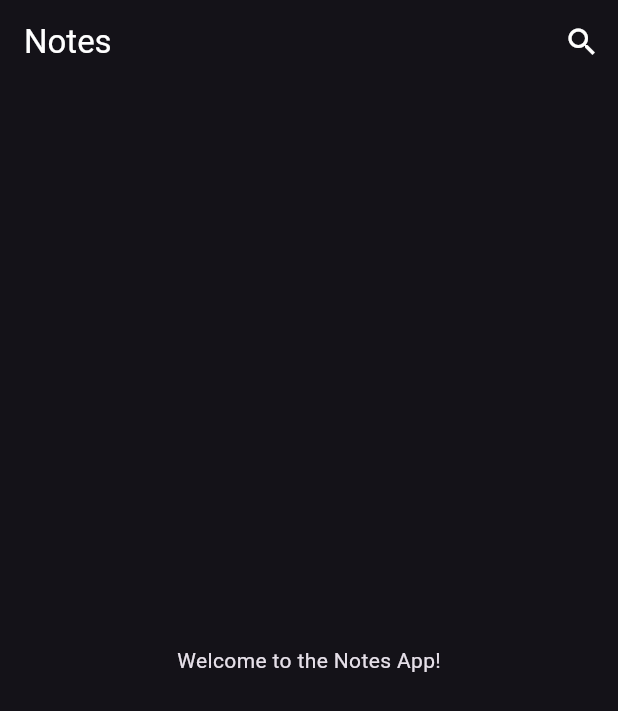
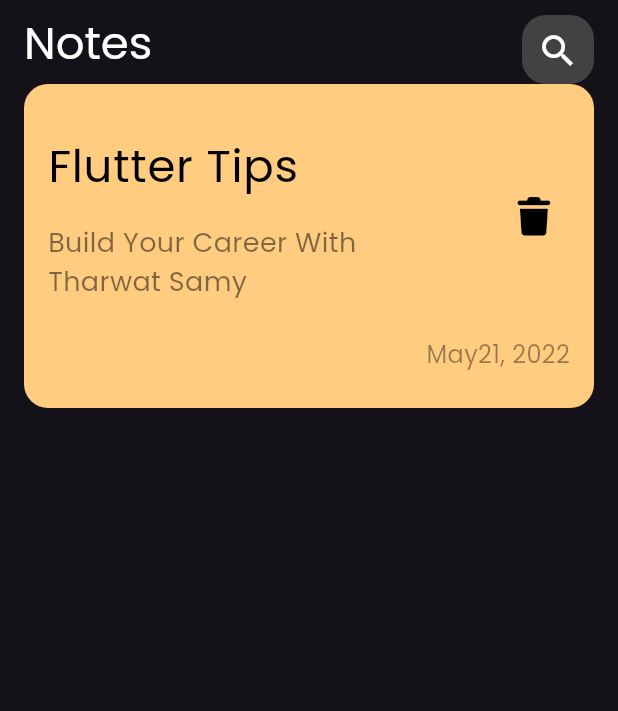
Before and after one commit to ahmed2ismail/notes_app, a Flutter app: the screen it shows after launch, on a phone screen of 412 x 824 dp. Shown: the top 711 px of the screen. Run offline on Flutter 3.47's test engine with Material 3 defaults, Android fonts, the phone set to English and light mode, and no system bars; our stand-ins replace font_awesome_flutter.

Commit message:
create custom note card

```diff
--- a/lib/main.dart
+++ b/lib/main.dart
@@ -21,6 +21,7 @@ class NotesApp extends StatelessWidget {
           elevation: 0,
         ),
         useMaterial3: true,
+        fontFamily: 'Poppins'
       ),
       home: NotesView(),
     );
--- a/lib/views/notes_view.dart
+++ b/lib/views/notes_view.dart
@@ -1,25 +1,27 @@
-
 import 'package:flutter/material.dart';
+import 'package:notes_app/widgets/custom_search_icon.dart';
+import 'package:notes_app/widgets/note_card_widget.dart';
 
 class NotesView extends StatelessWidget {
-  const NotesView({
-    super.key,
-  });
+  const NotesView({super.key});
 
   @override
   Widget build(BuildContext context) {
     return Scaffold(
       appBar: AppBar(
-        title: const Text('Notes', style: TextStyle(color: Colors.white)),
-        actions: [
-          IconButton(
-            color: Colors.white,
-            icon: const Icon(Icons.search),
-            onPressed: () {},
-          ),
-        ],
+        title: const Text(
+          'Notes',
+          style: TextStyle(color: Colors.white, fontSize: 30),
+        ),
+        actionsPadding: const EdgeInsets.only(right: 16, top: 10),
+        actions: [CustomSearchIcon()],
       ),
-      body: const Center(child: Text('Welcome to the Notes App!')),
+      body: SafeArea(
+        child: Padding(
+          padding: const EdgeInsets.symmetric(horizontal: 16.0),
+          child: NoteCardWidget(),
+        ),
+      ),
     );
   }
 }
--- /dev/null
+++ b/lib/widgets/custom_search_icon.dart
@@ -0,0 +1,29 @@
+
+import 'package:flutter/material.dart';
+
+class CustomSearchIcon extends StatelessWidget {
+  const CustomSearchIcon({
+    super.key,
+  });
+
+  @override
+  Widget build(BuildContext context) {
+    return IconButton(
+      padding: EdgeInsets.all(10),
+      iconSize: 28,
+      style: ButtonStyle(
+        backgroundColor: WidgetStateProperty.all<Color>(
+          Colors.grey.shade800,
+        ),
+        shape: WidgetStateProperty.all<RoundedRectangleBorder>(
+          RoundedRectangleBorder(
+            borderRadius: BorderRadius.circular(16.0),
+          ),
+        ),
+      ),
+      icon: const Icon(Icons.search),
+      color: Colors.white,
+      onPressed: () {},
+    );
+  }
+}
--- /dev/null
+++ b/lib/widgets/note_card_widget.dart
@@ -0,0 +1,55 @@
+import 'package:flutter/material.dart';
+import 'package:font_awesome_flutter/font_awesome_flutter.dart';
+
+class NoteCardWidget extends StatelessWidget {
+  const NoteCardWidget({super.key});
+
+  @override
+  Widget build(BuildContext context) {
+    return Container(
+      padding: EdgeInsets.only(top: 24, bottom: 24, left: 16, right: 16),
+      decoration: BoxDecoration(
+        color: Color(0xffFFCC80),
+        borderRadius: BorderRadius.circular(16),
+      ),
+      child: Column(
+        crossAxisAlignment: CrossAxisAlignment.end,
+        mainAxisSize: MainAxisSize.min,
+        children: [
+          ListTile(
+            contentPadding: EdgeInsets.zero,
+            title: Padding(
+              padding: const EdgeInsets.only(bottom: 16.0),
+              child: Text(
+                'Flutter Tips',
+                style: TextStyle(fontSize: 30, color: Colors.black),
+              ),
+            ),
+            subtitle: Text(
+              'Build Your Career With Tharwat Samy',
+              style: TextStyle(
+                fontSize: 18,
+                color: Colors.black.withValues(alpha: 0.5),
+              ),
+            ),
+            trailing: IconButton(
+              padding: EdgeInsets.zero,
+              onPressed: () {},
+              icon: Icon(FontAwesomeIcons.trash, size: 25, color: Colors.black),
+            ),
+          ),
+          Padding(
+            padding: const EdgeInsets.only(top: 16.0),
+            child: Text(
+              'May21, 2022',
+              style: TextStyle(
+                fontSize: 16,
+                color: Colors.black.withValues(alpha: 0.4),
+              ),
+            ),
+          ),
+        ],
+      ),
+    );
+  }
+}
```
Also changed, not shown: pubspec.yaml (+5 -2 lines), assets/fonts/Poppins-Regular.ttf (added), pubspec.lock.
